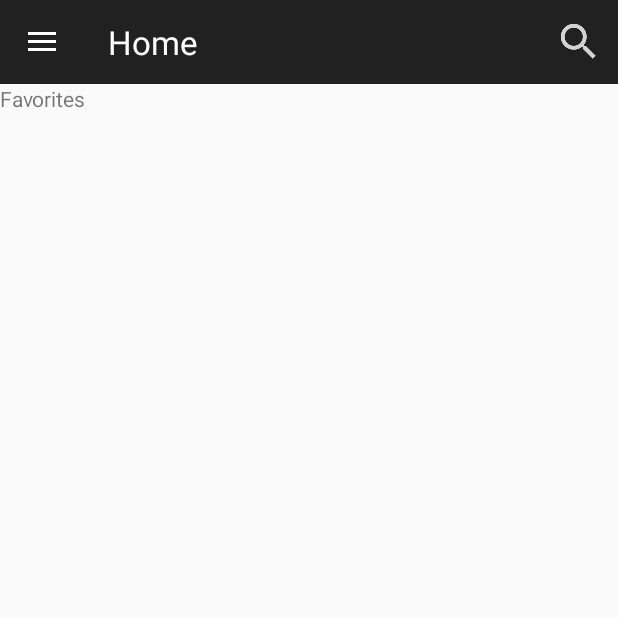
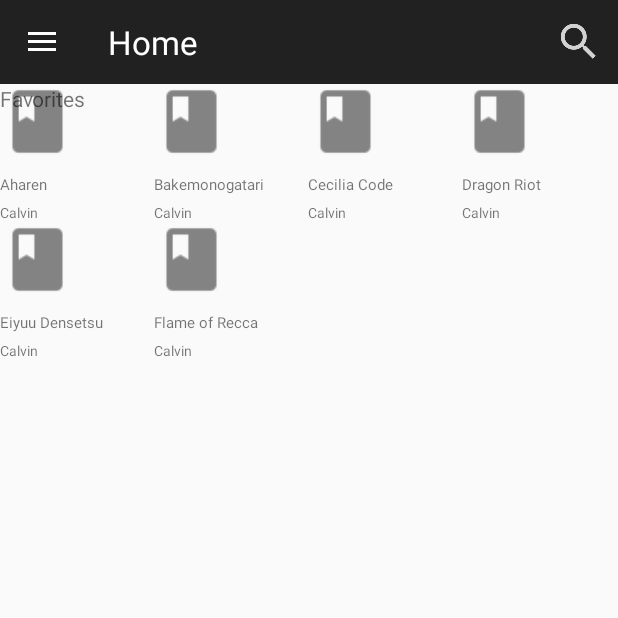
Before and after one commit to matemo22/ComicCafe, an Android app: the screen it shows after launch (MainActivity), in the side drawer, after a tap on "Favorites", on a phone screen of 412 x 824 dp, the top half of it. Run offline under Robolectric (Android 15) with nearby library versions, the phone set to English and light mode, and no system bars.

Commit message:
Dummy style and custom grid v1
:D

```diff
--- a/app/src/main/java/com/example/matemo/comiccafe/CustomGrid.java
+++ b/app/src/main/java/com/example/matemo/comiccafe/CustomGrid.java
@@ -27,10 +27,6 @@ public class CustomGrid extends BaseAdapter {
     @Override
     public int getCount() {
         return titleB.length;
-    }
-
-    public int getCount2() {
-        return authorB.length;
     }
 
     @Override
--- a/app/src/main/java/com/example/matemo/comiccafe/MainActivity.java
+++ b/app/src/main/java/com/example/matemo/comiccafe/MainActivity.java
@@ -13,11 +13,13 @@ import android.support.v7.widget.Toolbar;
 import android.view.Menu;
 import android.view.MenuItem;
 import android.view.View;
+import android.widget.AdapterView;
+import android.widget.GridView;
 import android.widget.ImageView;
 import android.widget.TextView;
 import android.widget.Toast;
 
-public class MainActivity extends AppCompatActivity {
+public class MainActivity extends AppCompatActivity{
     //defining widgets
     private Toolbar toolbar;
     private NavigationView navigationView;
@@ -26,11 +28,50 @@ public class MainActivity extends AppCompatActivity {
     FragmentTransaction fragmentTransaction=null;
     ImageView toolbar_search;
     User currentUser;
+    GridView grid;
+
+    String[] title = {
+            "Aharen",
+            "Bakemonogatari",
+            "Cecilia Code",
+            "Dragon Riot",
+            "Eiyuu Densetsu",
+            "Flame of Recca"
+    } ;
+
+    String[] author = {
+            "Calvin",
+            "Calvin",
+            "Calvin",
+            "Calvin",
+            "Calvin",
+            "Calvin"
+    } ;
+
+    int[] imageId = {
+            R.drawable.image1,
+            R.drawable.image1,
+            R.drawable.image1,
+            R.drawable.image1,
+            R.drawable.image1,
+            R.drawable.image1
+    };
 
     @Override
     protected void onCreate(Bundle savedInstanceState) {
         super.onCreate(savedInstanceState);
         setContentView(R.layout.activity_main);
+
+        //customgrid
+        CustomGrid cgrid = new CustomGrid(MainActivity.this, title, author, imageId);
+        grid = (GridView) findViewById(R.id.grid);
+        grid.setAdapter(cgrid);
+        grid.setOnItemClickListener(new AdapterView.OnItemClickListener() {
+            @Override
+            public void onItemClick(AdapterView<?> adapterView, View view, int i, long l) {
+                Toast.makeText(MainActivity.this, "You clik "+title[+i], Toast.LENGTH_SHORT).show();
+            }
+        });
 
         //initialising the widgets
         toolbar=(Toolbar)findViewById(R.id.toolbar);
--- a/app/src/main/res/layout/activity_main.xml
+++ b/app/src/main/res/layout/activity_main.xml
@@ -15,21 +15,22 @@
         <include
             android:id="@+id/toolbar"
             layout="@layout/toolbar_home"/>
+
         <FrameLayout
             android:id="@+id/container"
             android:layout_width="match_parent"
             android:layout_height="match_parent">
+
+            <GridView
+                android:id="@+id/grid"
+                android:layout_width="fill_parent"
+                android:layout_height="fill_parent"
+                android:columnWidth="100dp"
+                android:gravity="center"
+                android:numColumns="auto_fit"
+                android:stretchMode="columnWidth"></GridView>
         </FrameLayout>
 
-        <GridView
-            android:numColumns="auto_fit"
-            android:gravity="center"
-            android:columnWidth="100dp"
-            android:stretchMode="columnWidth"
-            android:layout_width="fill_parent"
-            android:layout_height="fill_parent"
-            android:id="@+id/grid">
-        </GridView>
     </LinearLayout>
 
     <android.support.design.widget.NavigationView
--- a/app/src/main/res/layout/grid_single.xml
+++ b/app/src/main/res/layout/grid_single.xml
@@ -15,7 +15,7 @@
         android:layout_width="wrap_content"
         android:layout_height="wrap_content"
         android:layout_marginTop="10dp"
-        android:text="Aharen-san"
+        android:text="Book Title"
         android:textSize="10sp" />
 
     <TextView
```
Also changed, not shown: app/src/main/res/drawable-hdpi/image1.png (added), app/src/main/res/drawable-mdpi/image1.png (added), app/src/main/res/drawable-xhdpi/image1.png (added), app/src/main/res/drawable-xxhdpi/image1.png (added).
